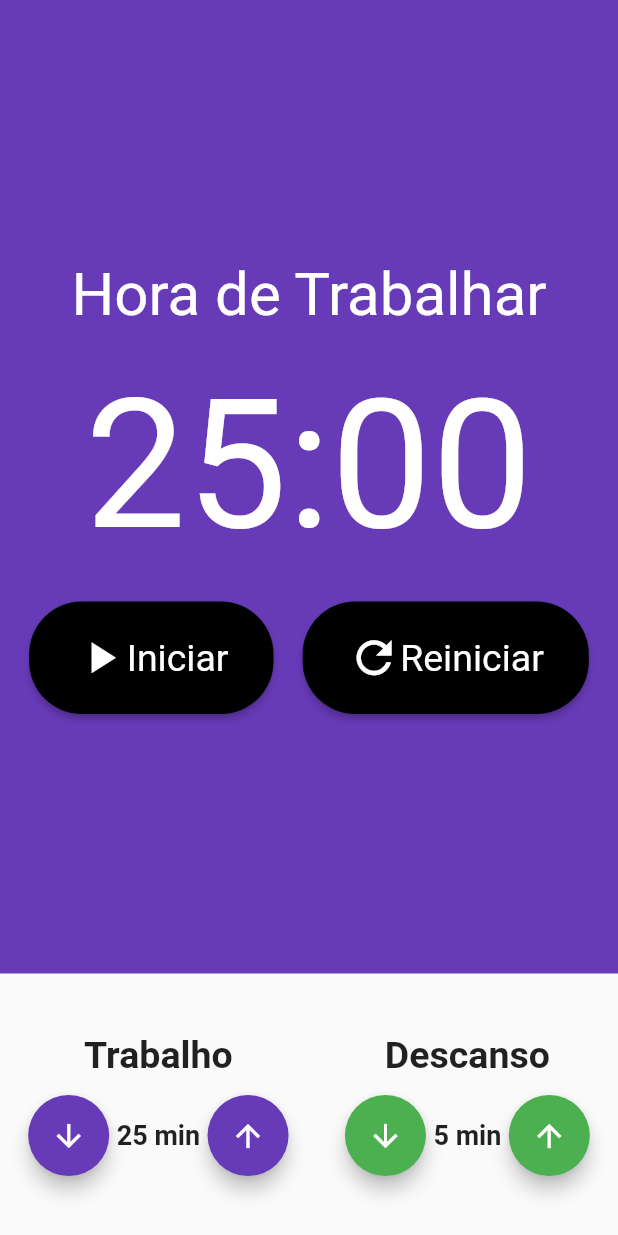
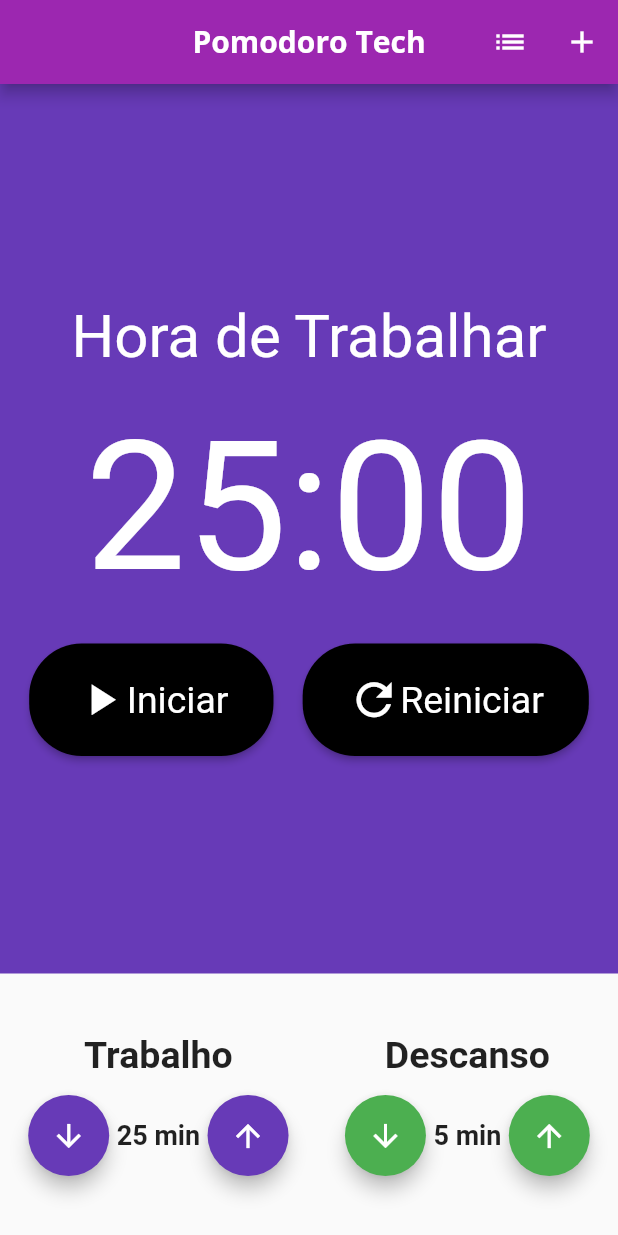
Before and after one commit to danilovalerio/pomodor_tech_work, a Flutter app: the screen it shows after launch, on a phone screen of 412 x 824 dp. Run offline on Flutter 3.47's test engine with Material 2 defaults, Android fonts, the phone set to English and light mode, and no system bars; our stand-ins replace audioplayers, flutter_mobx, mobx; generated files the repository leaves out were written again.

Commit message:
icons appbar e tema personalizado

```diff
--- a/lib/main.dart
+++ b/lib/main.dart
@@ -1,6 +1,7 @@
 import 'package:flutter/material.dart';
 import 'package:pomodor_tech_work/pages/pomodoro_page.dart';
 import 'package:pomodor_tech_work/store/pomodoro.store.dart';
+import 'package:pomodor_tech_work/ui_prefs/theme.dart';
 import 'package:provider/provider.dart';
 
 void main() {
@@ -21,9 +22,7 @@ class MyApp extends StatelessWidget {
       child: MaterialApp(
         debugShowCheckedModeBanner: false,
         title: 'Pomodoro Tech Work',
-        theme: ThemeData(
-          primarySwatch: Colors.blue,
-        ),
+        theme: myTheme(context),
         home: const Pomodoro(),
       ),
     );
--- a/lib/pages/pomodoro_page.dart
+++ b/lib/pages/pomodoro_page.dart
@@ -4,6 +4,7 @@ import 'package:pomodor_tech_work/components/cronometro.dart';
 import 'package:pomodor_tech_work/components/entrada_tempo.dart';
 import 'package:pomodor_tech_work/store/pomodoro.store.dart';
 import 'package:pomodor_tech_work/utils/constants.dart';
+import 'package:pomodor_tech_work/utils/reponsive_items.dart';
 import 'package:provider/provider.dart';
 
 class Pomodoro extends StatelessWidget {
@@ -13,7 +14,34 @@ class Pomodoro extends StatelessWidget {
   Widget build(BuildContext context) {
     final store = Provider.of<PomodoroStore>(context);
 
+    ///AppBar personalizada
+    final myAppBar = AppBar(
+      title: Text(
+        'Pomodoro Tech',
+        style:
+        TextStyle(fontSize: fontSizeReponsive(context: context, size: 20)),
+      ),
+      centerTitle: true,
+      actions: <Widget>[
+        // if (isLandscape)
+          IconButton(
+            onPressed: () {
+              // setState(() {
+              //   _showChart = !_showChart;
+              // });
+            },
+            icon: Icon(true ? Icons.list : Icons.pie_chart),
+          ),
+        IconButton(
+          onPressed: () {},
+          icon: Icon(Icons.add),
+        ),
+      ],
+      backgroundColor: Theme.of(context).primaryColor,
+    );
+
     return Scaffold(
+      appBar: myAppBar,
       body: Column(
         crossAxisAlignment: CrossAxisAlignment.stretch,
         children: [
--- /dev/null
+++ b/lib/ui_prefs/myAppBar.dart
@@ -0,0 +1,27 @@
+import 'package:flutter/material.dart';
+import 'package:pomodor_tech_work/utils/reponsive_items.dart';
+
+AppBar myAppBarMain(BuildContext context) => AppBar(
+      title: Text(
+        'Pomodoro Tech',
+        style:
+            TextStyle(fontSize: fontSizeReponsive(context: context, size: 20)),
+      ),
+      centerTitle: true,
+      actions: <Widget>[
+        // if (isLandscape)
+        IconButton(
+          onPressed: () {
+            // setState(() {
+            //   _showChart = !_showChart;
+            // });
+          },
+          icon: Icon(true ? Icons.list : Icons.pie_chart),
+        ),
+        IconButton(
+          onPressed: () {},
+          icon: Icon(Icons.add),
+        ),
+      ],
+      backgroundColor: Theme.of(context).primaryColor,
+    );
--- /dev/null
+++ b/lib/ui_prefs/theme.dart
@@ -0,0 +1,29 @@
+import 'package:flutter/material.dart';
+
+ThemeData myTheme(BuildContext context) =>
+    ThemeData(
+      primaryColor: Colors.purple,
+      colorScheme:
+      ColorScheme.fromSwatch().copyWith(secondary: Colors.amber),
+      fontFamily: 'Quicksand',
+      textTheme: ThemeData
+          .light()
+          .textTheme
+          .copyWith(
+          caption: const TextStyle(
+            fontFamily: 'OpenSans',
+            fontSize: 18,
+            fontWeight: FontWeight.w700,
+            overflow: TextOverflow.ellipsis,
+          )),
+      appBarTheme: AppBarTheme(
+        titleTextStyle: TextStyle(
+            fontFamily: 'OpenSans',
+            fontSize: 20,
+            fontWeight: FontWeight.bold,
+            color: Theme
+                .of(context)
+                .colorScheme
+                .onPrimary),
+      ),
+    );
--- /dev/null
+++ b/lib/utils/reponsive_items.dart
@@ -0,0 +1,7 @@
+import 'package:flutter/cupertino.dart';
+
+///Retorna o tamanho de texto responsivo
+double fontSizeReponsive({required BuildContext context, required int size}) {
+  final fontSize = size * MediaQuery.of(context).textScaleFactor;
+  return fontSize;
+}
```
Also changed, not shown: pubspec.yaml (+13 -12 lines), assets/fonts/OpenSans-Bold.ttf (added), assets/fonts/OpenSans-Regular.ttf (added), assets/fonts/Quicksand-Bold.ttf (added), assets/fonts/Quicksand-Light.ttf (added), assets/fonts/Quicksand-Medium.ttf (added), assets/fonts/Quicksand-Regular.ttf (added), 1 other file.
